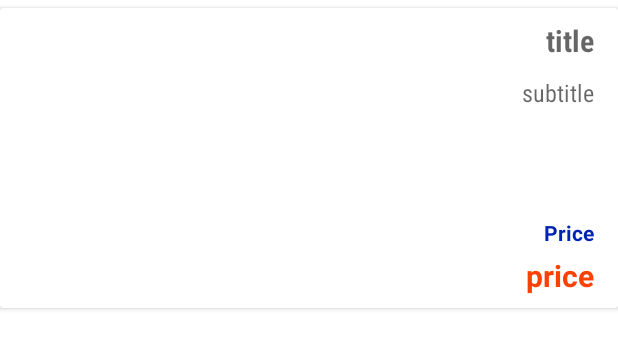
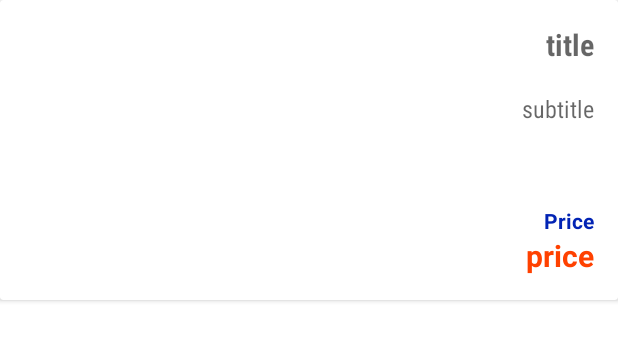
Before and after one commit to jindotori/books-android, an Android app: the layout item_book.xml on its own in the app's theme, with its tools: preview values and no code run, on a phone screen of 412 x 824 dp. Shown: the top 349 px of the screen. Run offline under Robolectric (Android 15) with nearby library versions, the phone set to English and light mode, and no system bars.

```diff
--- /dev/null
+++ b/app/src/main/java/com/books/repo/Result.kt
@@ -0,0 +1,6 @@
+package com.books.repo
+
+sealed class Result<out R> {
+    data class Success<out T>(val data: T) : Result<T>()
+    data class Error(val exception: Exception) : Result<Nothing>()
+}
--- a/app/src/main/res/drawable/ic_arrow_downward.xml
+++ /dev/null
@@ -1,5 +0,0 @@
-<vector android:height="24dp" android:tint="#FFFFFF"
-    android:viewportHeight="24" android:viewportWidth="24"
-    android:width="24dp" xmlns:android="http://schemas.android.com/apk/res/android">
-    <path android:fillColor="@android:color/white" android:pathData="M20,12l-1.41,-1.41L13,16.17V4h-2v12.17l-5.58,-5.59L4,12l8,8 8,-8z"/>
-</vector>
--- a/app/src/main/res/layout/item_book.xml
+++ b/app/src/main/res/layout/item_book.xml
@@ -8,8 +8,7 @@
         android:id="@+id/itemCardView"
         android:layout_width="match_parent"
         android:layout_height="wrap_content"
-        android:layout_marginTop="@dimen/layout_margin_5"
-        android:layout_marginBottom="@dimen/layout_margin_5"
+        android:layout_marginBottom="@dimen/layout_margin_8"
         android:clickable="true"
         android:focusable="true"
         android:foreground="?attr/selectableItemBackground"
@@ -27,8 +26,6 @@
                 android:id="@+id/imgBook"
                 android:layout_width="150dp"
                 android:layout_height="200dp"
-                android:paddingTop="5dp"
-                android:paddingBottom="5dp"
                 android:scaleType="centerInside"
                 app:layout_constraintTop_toTopOf="parent"
                 app:layout_constraintBottom_toBottomOf="parent"
@@ -37,12 +34,13 @@
 
             <TextView
                 android:id="@+id/tvTitle"
-                style="@style/TitleTextViewStyle"
+                style="@style/SearchTitleBodyStyle"
                 tools:text="title"
                 android:layout_width="0dp"
                 android:layout_height="wrap_content"
+                android:ellipsize="end"
+                android:maxLines="2"
                 android:gravity="end"
-                android:ellipsize="end"
                 android:textAppearance="?android:textAppearanceMedium"
                 android:textStyle="bold"
                 app:layout_constraintTop_toTopOf="parent"
@@ -52,31 +50,37 @@
 
             <TextView
                 android:id="@+id/tvSubTitle"
-                style="@style/SubTitleTextViewStyle"
+                style="@style/SearchSubTitleBodyStyle"
                 tools:text="subtitle"
                 android:layout_width="0dp"
-                android:layout_height="wrap_content"
+                android:layout_height="0dp"
                 android:gravity="end"
                 android:ellipsize="end"
                 android:textAppearance="?android:textAppearanceMedium"
+                app:layout_constraintBottom_toTopOf="@id/tvSearchPriceHeader"
                 app:layout_constraintTop_toBottomOf="@id/tvTitle"
                 app:layout_constraintStart_toEndOf="@id/imgBook"
                 app:layout_constraintEnd_toEndOf="parent" />
 
             <TextView
                 android:id="@+id/tvSearchPriceHeader"
-                style="@style/SearchPriceTextViewStyle"
-                android:layout_width="wrap_content"
+                style="@style/SearchPriceHeaderStyle"
+                android:layout_width="0dp"
                 android:layout_height="wrap_content"
                 android:text="@string/price"
+                android:gravity="end"
+                app:layout_constraintStart_toEndOf="@id/imgBook"
                 app:layout_constraintBottom_toTopOf="@id/tvPrice"
                 app:layout_constraintEnd_toEndOf="parent"/>
 
             <TextView
                 android:id="@+id/tvPrice"
-                style="@style/PriceTextViewStyle"
+                style="@style/SearchPriceBodyStyle"
+                android:layout_width="0dp"
+                android:layout_height="wrap_content"
                 tools:text="price"
                 android:gravity="end"
+                app:layout_constraintStart_toEndOf="@id/imgBook"
                 app:layout_constraintEnd_toEndOf="parent"
                 app:layout_constraintBottom_toBottomOf="parent"/>
 
--- a/app/src/main/res/layout/item_pdf.xml
+++ b/app/src/main/res/layout/item_pdf.xml
@@ -10,11 +10,10 @@
 
         <TextView
             android:id="@+id/tvPdfKey"
-            android:layout_width="0dp"
+            android:layout_width="wrap_content"
             android:layout_height="wrap_content"
             android:textStyle="bold"
             app:layout_constraintStart_toStartOf="parent"
-            app:layout_constraintEnd_toEndOf="parent"
             app:layout_constraintTop_toTopOf="parent"
             tools:text="key" />
 
--- a/app/src/main/res/values/dimens.xml
+++ b/app/src/main/res/values/dimens.xml
@@ -5,11 +5,7 @@
     <dimen name="appbar_padding">16dp</dimen>
     <dimen name="fab_margin">16dp</dimen>
     <dimen name="appbar_padding_top">8dp</dimen>
-
-
-
     <dimen name="nav_header_height">176dp</dimen>
-
     <dimen name="padding">16dp</dimen>
     <dimen name="padding_8">8dp</dimen>
     <dimen name="layout_margin">16dp</dimen>
--- a/app/src/main/res/values/styles.xml
+++ b/app/src/main/res/values/styles.xml
@@ -1,31 +1,23 @@
 <?xml version="1.0" encoding="utf-8"?>
 <resources>
-    <style name="TitleTextViewStyle">
+    <style name="SearchTitleBodyStyle">
+        <item name="android:paddingTop">@dimen/padding</item>
         <item name="android:paddingBottom">@dimen/padding_bottom_2</item>
-        <item name="android:paddingTop">@dimen/padding_8</item>
+        <item name="android:paddingRight">@dimen/padding</item>
         <item name="android:textSize">@dimen/sp20</item>
+        <item name="android:fontFamily">sans-serif-condensed</item>
+    </style>
 
-        <item name="android:fontFamily">sans-serif-condensed</item>
-        <item name="android:paddingLeft">@dimen/padding</item>
+    <style name="SearchSubTitleBodyStyle">
+        <item name="android:paddingTop">@dimen/padding</item>
+        <item name="android:paddingBottom">@dimen/padding_bottom_2</item>
         <item name="android:paddingRight">@dimen/padding</item>
-    </style>
-    <style name="SubTitleTextViewStyle">
-        <item name="android:paddingBottom">@dimen/padding_bottom_2</item>
-        <item name="android:paddingTop">@dimen/padding_8</item>
         <item name="android:textSize">@dimen/sp16</item>
         <item name="android:fontFamily">sans-serif-condensed</item>
-        <item name="android:paddingLeft">@dimen/padding</item>
-        <item name="android:paddingRight">@dimen/padding</item>
     </style>
 
-
-    <style name="SearchPriceTextViewStyle">
-        <item name="android:layout_width">wrap_content</item>
-        <item name="android:layout_height">wrap_content</item>
-        <item name="android:layout_marginTop">@dimen/layout_margin_5</item>
-        <item name="android:layout_marginBottom">@dimen/layout_margin_5</item>
-        <item name="android:layout_marginLeft">@dimen/layout_margin</item>
-        <item name="android:layout_marginRight">@dimen/layout_margin</item>
+    <style name="SearchPriceHeaderStyle">
+        <item name="android:paddingRight">@dimen/padding</item>
         <item name="android:textSize">@dimen/sp14</item>
         <item name="android:textStyle">bold</item>
         <item name="android:fontFamily">sans-serif</item>
@@ -33,22 +25,16 @@
         <item name="android:textColor">@color/royal_blue</item>
     </style>
 
-    <style name="PriceTextViewStyle">
-        <item name="android:layout_width">wrap_content</item>
-        <item name="android:layout_height">wrap_content</item>
-        <item name="android:paddingBottom">@dimen/padding_8</item>
-        <item name="android:layout_marginTop">@dimen/layout_margin_5</item>
-        <item name="android:layout_marginLeft">@dimen/layout_margin</item>
-        <item name="android:layout_marginRight">@dimen/layout_margin</item>
+    <style name="SearchPriceBodyStyle">
+        <item name="android:paddingBottom">@dimen/padding</item>
+        <item name="android:paddingRight">@dimen/padding</item>
         <item name="android:textSize">@dimen/sp20</item>
         <item name="android:textStyle">bold</item>
         <item name="android:fontFamily">sans-serif</item>
-        <item name="android:ellipsize">end</item>
         <item name="android:textColor">@color/alive_orange</item>
     </style>
 
-
-    <style name="DetailTitleHeaderStyle" parent="android:Widget.TextView">
+    <style name="DetailTitleBodyStyle" parent="android:Widget.TextView">
         <item name="android:layout_marginLeft">@dimen/layout_margin</item>
         <item name="android:layout_marginRight">@dimen/layout_margin</item>
         <item name="android:fontFamily">sans-serif-condensed</item>
@@ -57,7 +43,7 @@
         <item name="android:textColor">@color/black</item>
     </style>
 
-    <style name="DetailSubTitleHeaderStyle" parent="android:Widget.TextView">
+    <style name="DetailSubTitleBodyStyle" parent="android:Widget.TextView">
         <item name="android:layout_marginLeft">@dimen/layout_margin</item>
         <item name="android:layout_marginRight">@dimen/layout_margin</item>
         <item name="android:layout_marginBottom">@dimen/layout_margin_5</item>
```
Also changed, not shown: app/src/main/java/com/books/repo/SimpleResult.kt (deleted, +0 -12 lines), app/src/main/java/com/books/repo/detail/DetailRepository.kt (+12 -8 lines), app/src/main/java/com/books/repo/search/SearchRepository.kt (+46 -25 lines), app/src/main/java/com/books/ui/base/BaseFragment.kt (+14 -3 lines), app/src/main/java/com/books/ui/detail/DetailFragment.kt (+37 -24 lines), app/src/main/java/com/books/ui/detail/DetailViewModel.kt (+11 -4 lines), app/src/main/java/com/books/ui/detail/pdflist/PdfListAdapter.kt (+4 -9 lines), app/src/main/java/com/books/ui/search/SearchFragment.kt (+26 -30 lines), app/src/main/java/com/books/ui/search/SearchViewModel.kt (+10 -34 lines), app/src/main/java/com/books/ui/search/booklist/RecyclerViewLoadMoreScroll.kt (+12 -4 lines), app/src/main/res/layout/fragment_detail.xml (+17 -5 lines), app/src/main/res/layout/fragment_search.xml (+10 -2 lines), app/src/main/res/values/colors.xml (+0 -8 lines), app/src/main/res/values/strings.xml (+4 -3 lines).
